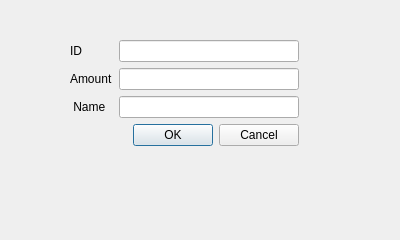
This is erp/src/ui/dialogformaddproduct.ui in indexhtml821/TP4 as Qt 5 draws it before an edit. The edited form follows.
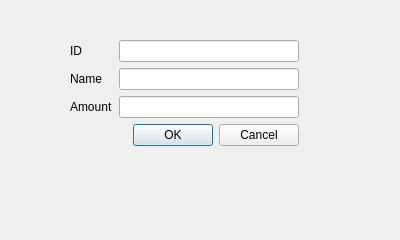
This is the edited form.

Diff of the .ui file:
```diff
--- a/erp/src/ui/dialogformaddproduct.ui
+++ b/erp/src/ui/dialogformaddproduct.ui
@@ -36,24 +36,14 @@
     <item row="0" column="1">
      <widget class="QLineEdit" name="lineEditID"/>
     </item>
-    <item row="1" column="0">
+    <item row="2" column="0">
      <widget class="QLabel" name="amountLabel">
       <property name="text">
        <string>Amount</string>
       </property>
      </widget>
     </item>
-    <item row="2" column="0">
-     <widget class="QLabel" name="nameLabe">
-      <property name="text">
-       <string> Name </string>
-      </property>
-     </widget>
-    </item>
     <item row="2" column="1">
-     <widget class="QLineEdit" name="lineEditName"/>
-    </item>
-    <item row="1" column="1">
      <widget class="QLineEdit" name="lineEditAmount"/>
     </item>
     <item row="3" column="1">
@@ -66,6 +56,16 @@
       </property>
      </widget>
     </item>
+    <item row="1" column="1">
+     <widget class="QLineEdit" name="lineEditName"/>
+    </item>
+    <item row="1" column="0">
+     <widget class="QLabel" name="nameLabe">
+      <property name="text">
+       <string>Name </string>
+      </property>
+     </widget>
+    </item>
    </layout>
   </widget>
  </widget>
```
